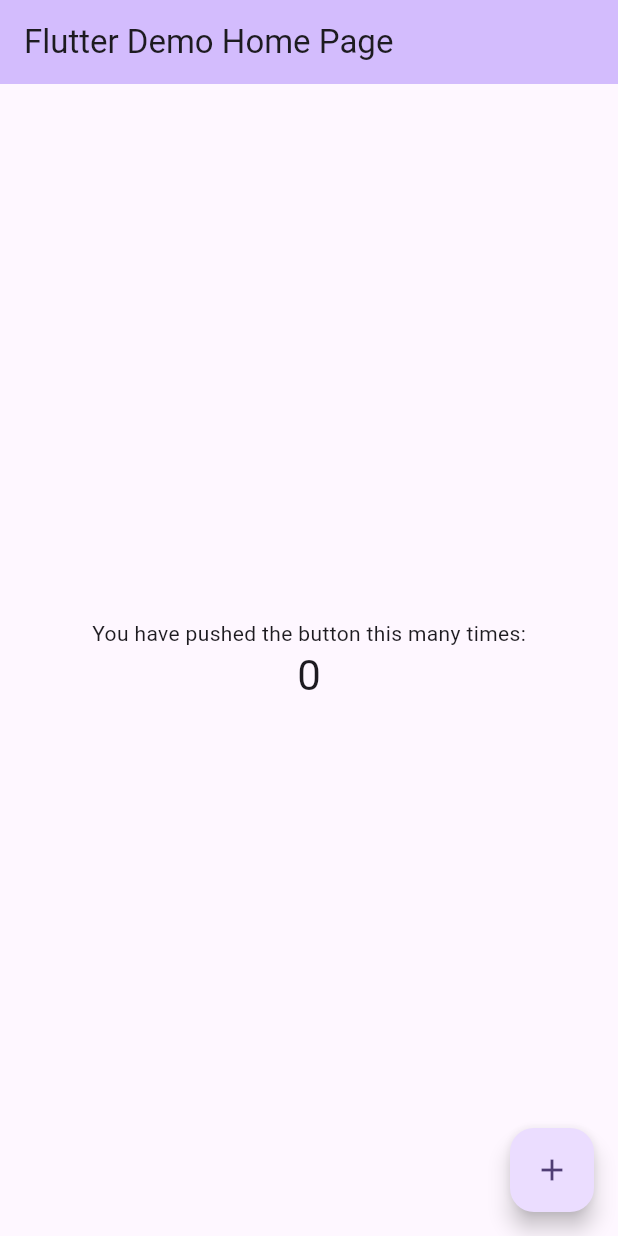
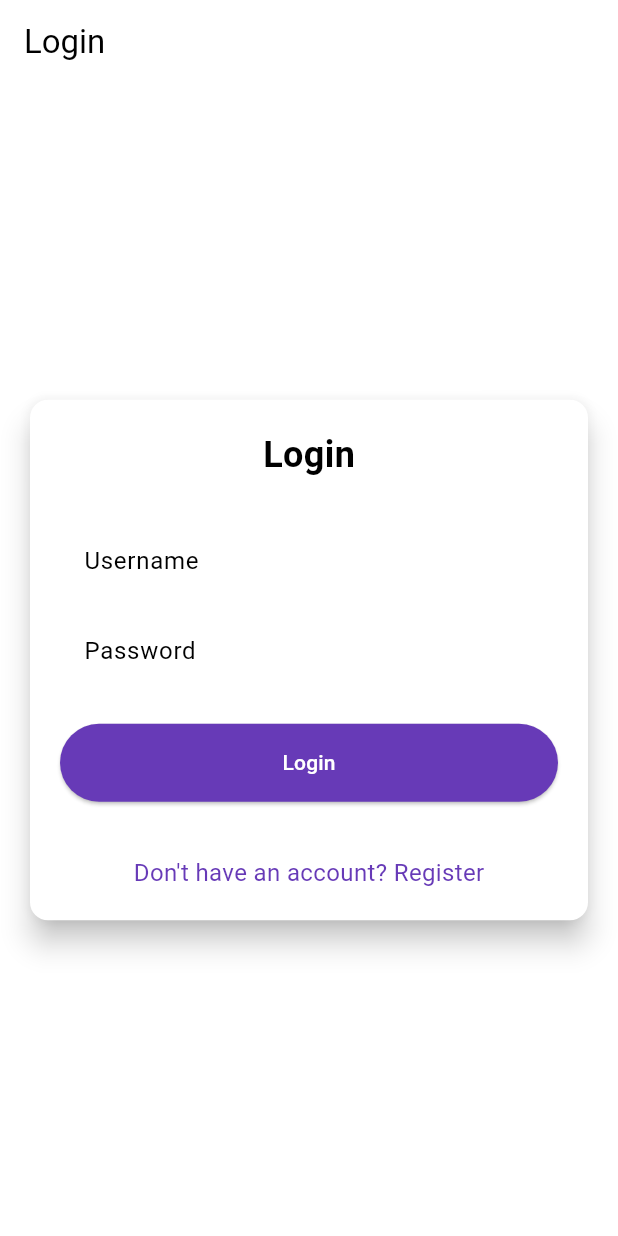
Before and after one commit to sugonamu/balinchill, a Flutter app: the screen it shows after launch, on a phone screen of 412 x 824 dp. Run offline on Flutter 3.47's test engine with Material 3 defaults, Android fonts, the phone set to English and light mode, and no system bars; missing offline and left inert: pbp_django_auth.

Commit message:
creating auth and profile app, and connecting to the api

```diff
--- a/lib/main.dart
+++ b/lib/main.dart
@@ -1,4 +1,8 @@
 import 'package:flutter/material.dart';
+import 'package:balinchill/screens/login.dart';
+import 'package:pbp_django_auth/pbp_django_auth.dart';
+import 'package:provider/provider.dart';
+
 
 void main() {
   runApp(const MyApp());
@@ -7,119 +11,23 @@
 class MyApp extends StatelessWidget {
   const MyApp({super.key});
 
-  // This widget is the root of your application.
   @override
   Widget build(BuildContext context) {
-    return MaterialApp(
-      title: 'Flutter Demo',
-      theme: ThemeData(
-        // This is the theme of your application.
-        //
-        // TRY THIS: Try running your application with "flutter run". You'll see
-        // the application has a purple toolbar. Then, without quitting the app,
-        // try changing the seedColor in the colorScheme below to Colors.green
-        // and then invoke "hot reload" (save your changes or press the "hot
-        // reload" button in a Flutter-supported IDE, or press "r" if you used
-        // the command line to start the app).
-        //
-        // Notice that the counter didn't reset back to zero; the application
-        // state is not lost during the reload. To reset the state, use hot
-        // restart instead.
-        //
-        // This works for code too, not just values: Most code changes can be
-        // tested with just a hot reload.
-        colorScheme: ColorScheme.fromSeed(seedColor: Colors.deepPurple),
-        useMaterial3: true,
+    return Provider(
+      create: (_) {
+        CookieRequest request = CookieRequest();
+        return request;
+      },
+      child: MaterialApp(
+        title: 'Mental Health Tracker',
+        theme: ThemeData(
+          useMaterial3: true,
+          colorScheme: ColorScheme.fromSwatch(
+            primarySwatch: Colors.deepPurple,
+          ).copyWith(secondary: Colors.deepPurple[400]),
+        ),
+        home: LoginPage(),
       ),
-      home: const MyHomePage(title: 'Flutter Demo Home Page'),
     );
   }
 }
-
-class MyHomePage extends StatefulWidget {
-  const MyHomePage({super.key, required this.title});
-
-  // This widget is the home page of your application. It is stateful, meaning
-  // that it has a State object (defined below) that contains fields that affect
-  // how it looks.
-
-  // This class is the configuration for the state. It holds the values (in this
-  // case the title) provided by the parent (in this case the App widget) and
-  // used by the build method of the State. Fields in a Widget subclass are
-  // always marked "final".
-
-  final String title;
-
-  @override
-  State<MyHomePage> createState() => _MyHomePageState();
-}
-
-class _MyHomePageState extends State<MyHomePage> {
-  int _counter = 0;
-
-  void _incrementCounter() {
-    setState(() {
-      // This call to setState tells the Flutter framework that something has
-      // changed in this State, which causes it to rerun the build method below
-      // so that the display can reflect the updated values. If we changed
-      // _counter without calling setState(), then the build method would not be
-      // called again, and so nothing would appear to happen.
-      _counter++;
-    });
-  }
-
-  @override
-  Widget build(BuildContext context) {
-    // This method is rerun every time setState is called, for instance as done
-    // by the _incrementCounter method above.
-    //
-    // The Flutter framework has been optimized to make rerunning build methods
-    // fast, so that you can just rebuild anything that needs updating rather
-    // than having to individually change instances of widgets.
-    return Scaffold(
-      appBar: AppBar(
-        // TRY THIS: Try changing the color here to a specific color (to
-        // Colors.amber, perhaps?) and trigger a hot reload to see the AppBar
-        // change color while the other colors stay the same.
-        backgroundColor: Theme.of(context).colorScheme.inversePrimary,
-        // Here we take the value from the MyHomePage object that was created by
-        // the App.build method, and use it to set our appbar title.
-        title: Text(widget.title),
-      ),
-      body: Center(
-        // Center is a layout widget. It takes a single child and positions it
-        // in the middle of the parent.
-        child: Column(
-          // Column is also a layout widget. It takes a list of children and
-          // arranges them vertically. By default, it sizes itself to fit its
-          // children horizontally, and tries to be as tall as its parent.
-          //
-          // Column has various properties to control how it sizes itself and
-          // how it positions its children. Here we use mainAxisAlignment to
-          // center the children vertically; the main axis here is the vertical
-          // axis because Columns are vertical (the cross axis would be
-          // horizontal).
-          //
-          // TRY THIS: Invoke "debug painting" (choose the "Toggle Debug Paint"
-          // action in the IDE, or press "p" in the console), to see the
-          // wireframe for each widget.
-          mainAxisAlignment: MainAxisAlignment.center,
-          children: <Widget>[
-            const Text(
-              'You have pushed the button this many times:',
-            ),
-            Text(
-              '$_counter',
-              style: Theme.of(context).textTheme.headlineMedium,
-            ),
-          ],
-        ),
-      ),
-      floatingActionButton: FloatingActionButton(
-        onPressed: _incrementCounter,
-        tooltip: 'Increment',
-        child: const Icon(Icons.add),
-      ), // This trailing comma makes auto-formatting nicer for build methods.
-    );
-  }
-}
--- /dev/null
+++ b/lib/screens/login.dart
@@ -0,0 +1,177 @@
+import 'package:balinchill/profile/screens/viewprofile.dart';
+import 'package:flutter/material.dart';
+import 'package:pbp_django_auth/pbp_django_auth.dart';
+import 'package:provider/provider.dart';
+import 'package:balinchill/screens/register.dart';
+
+void main() {
+  runApp(const LoginApp());
+}
+
+class LoginApp extends StatelessWidget {
+  const LoginApp({super.key});
+
+  @override
+  Widget build(BuildContext context) {
+    return MaterialApp(
+      title: 'Login',
+      theme: ThemeData(
+        useMaterial3: true,
+        colorScheme: ColorScheme.fromSwatch(
+          primarySwatch: Colors.deepPurple,
+        ).copyWith(secondary: Colors.deepPurple[400]),
+      ),
+      home: const LoginPage(),
+    );
+  }
+}
+
+class LoginPage extends StatefulWidget {
+  const LoginPage({super.key});
+
+  @override
+  State<LoginPage> createState() => _LoginPageState();
+}
+
+class _LoginPageState extends State<LoginPage> {
+  final TextEditingController _usernameController = TextEditingController();
+  final TextEditingController _passwordController = TextEditingController();
+
+  @override
+  Widget build(BuildContext context) {
+    final request = context.watch<CookieRequest>();
+
+    return Scaffold(
+      appBar: AppBar(
+        title: const Text('Login'),
+      ),
+      body: Center(
+        child: SingleChildScrollView(
+          padding: const EdgeInsets.all(16.0),
+          child: Card(
+            elevation: 8,
+            shape: RoundedRectangleBorder(
+              borderRadius: BorderRadius.circular(12.0),
+            ),
+            child: Padding(
+              padding: const EdgeInsets.all(20.0),
+              child: Column(
+                mainAxisSize: MainAxisSize.min,
+                children: [
+                  const Text(
+                    'Login',
+                    style: TextStyle(
+                      fontSize: 24.0,
+                      fontWeight: FontWeight.bold,
+                    ),
+                  ),
+                  const SizedBox(height: 30.0),
+                  TextField(
+                    controller: _usernameController,
+                    decoration: const InputDecoration(
+                      labelText: 'Username',
+                      hintText: 'Enter your username',
+                      border: OutlineInputBorder(
+                        borderRadius: BorderRadius.all(Radius.circular(12.0)),
+                      ),
+                      contentPadding:
+                          EdgeInsets.symmetric(horizontal: 12.0, vertical: 8.0),
+                    ),
+                  ),
+                  const SizedBox(height: 12.0),
+                  TextField(
+                    controller: _passwordController,
+                    decoration: const InputDecoration(
+                      labelText: 'Password',
+                      hintText: 'Enter your password',
+                      border: OutlineInputBorder(
+                        borderRadius: BorderRadius.all(Radius.circular(12.0)),
+                      ),
+                      contentPadding:
+                          EdgeInsets.symmetric(horizontal: 12.0, vertical: 8.0),
+                    ),
+                    obscureText: true,
+                  ),
+                  const SizedBox(height: 24.0),
+                  ElevatedButton(
+                    onPressed: () async {
+                      String username = _usernameController.text;
+                      String password = _passwordController.text;
+
+                      final response = await request
+                          .login("http://127.0.0.1:8000/auth/login/", {
+                        'username': username,
+                        'password': password,
+                      });
+
+                      if (request.loggedIn) {
+                        String message = response['message'];
+                        String uname = response['username'];
+                        if (context.mounted) {
+                          Navigator.pushReplacement(
+                            context,
+                            MaterialPageRoute(
+                                builder: (context) => ProfilePage()), //ganti nanti
+                          );
+                          ScaffoldMessenger.of(context)
+                            ..hideCurrentSnackBar()
+                            ..showSnackBar(
+                              SnackBar(
+                                  content:
+                                      Text("$message Welcome, $uname.")),
+                            );
+                        }
+                      } else {
+                        if (context.mounted) {
+                          showDialog(
+                            context: context,
+                            builder: (context) => AlertDialog(
+                              title: const Text('Login Failed'),
+                              content: Text(response['message']),
+                              actions: [
+                                TextButton(
+                                  child: const Text('OK'),
+                                  onPressed: () {
+                                    Navigator.pop(context);
+                                  },
+                                ),
+                              ],
+                            ),
+                          );
+                        }
+                      }
+                    },
+                    style: ElevatedButton.styleFrom(
+                      foregroundColor: Colors.white,
+                      minimumSize: Size(double.infinity, 50),
+                      backgroundColor: Theme.of(context).colorScheme.primary,
+                      padding: const EdgeInsets.symmetric(vertical: 16.0),
+                    ),
+                    child: const Text('Login'),
+                  ),
+                  const SizedBox(height: 36.0),
+                  GestureDetector(
+                    onTap: () {
+                      Navigator.push(
+                        context,
+                        MaterialPageRoute(
+                            builder: (context) => const RegisterPage()),
+                      );
+                    },
+                    child: Text(
+                      'Don\'t have an account? Register',
+                      style: TextStyle(
+                        color: Theme.of(context).colorScheme.primary,
+                        fontSize: 16.0,
+                      ),
+                    ),
+                  ),
+                ],
+              ),
+            ),
+          ),
+        ),
+      ),
+    );
+  }
+}
--- a/pubspec.yaml
+++ b/pubspec.yaml
@@ -35,6 +35,9 @@
   # The following adds the Cupertino Icons font to your application.
   # Use with the CupertinoIcons class for iOS style icons.
   cupertino_icons: ^1.0.8
+  provider: ^6.1.2
+  http: ^1.2.2
+  pbp_django_auth: ^0.4.0
 
 dev_dependencies:
   flutter_test:
```
Also changed, not shown: lib/profile/models/profile.dart (added, +53 -0 lines), lib/profile/screens/viewprofile.dart (added, +91 -0 lines), lib/screens/register.dart (added, +162 -0 lines), pubspec.lock, 2 other files.
